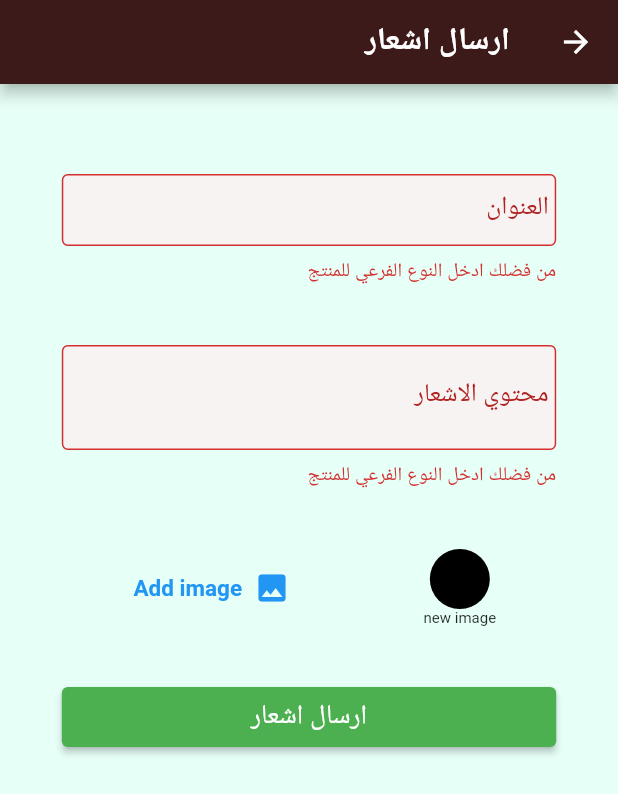
After one commit to bedo368/on-the-bon, a Flutter app: the SendNotificationScreen screen opened by its route, after a tap on "ارسال اشعار", on a phone screen of 412 x 824 dp. The commit adds this screen. Shown: the top 794 px of the screen. Run offline on Flutter 3.47's test engine with Material 2 defaults, Android fonts, the phone set to English and light mode, and no system bars; our stand-ins replace cached_network_image, cloud_firestore, curved_navigation_bar, firebase_auth, firebase_core, firebase_messaging and 9 more; missing offline and left inert: firebase_app_check; accounts and stored records are empty; Roboto replaces fonts that are missing (Itim).

Commit message:
implementing basic user notification

```diff
--- a/lib/screens/add_product_screens/widets/add_product_forms.dart
+++ b/lib/screens/add_product_screens/widets/add_product_forms.dart
@@ -312,7 +312,6 @@ InputDecoration formInputDecortion(
   return InputDecoration(
     contentPadding: const EdgeInsets.only(left: 20, top: 5, bottom: 5),
     fillColor: const Color.fromARGB(255, 247, 243, 243),
-    floatingLabelAlignment: FloatingLabelAlignment.center,
     labelStyle: TextStyle(color: Theme.of(context).colorScheme.secondary),
     filled: true,
     label: Container(
--- a/lib/screens/orders_screen/widgets/orders_item.dart
+++ b/lib/screens/orders_screen/widgets/orders_item.dart
@@ -28,7 +28,6 @@ class OrderItem extends StatelessWidget {
         color: Colors.white,
       ),
       margin: const EdgeInsets.only(bottom: 30),
-      child: SingleChildScrollView(
       child: Padding(
         padding: const EdgeInsets.symmetric(horizontal: 5, vertical: 15),
         child: Column(
@@ -207,7 +206,6 @@ class OrderItem extends StatelessWidget {
           ],
         ),
       ),
-      ),
     );
   }
 }
--- /dev/null
+++ b/lib/screens/send_notification_screen/notification_from.dart
@@ -0,0 +1,97 @@
+import 'package:flutter/material.dart';
+import 'package:on_the_bon/global_widgets/image_picker.dart';
+import 'package:on_the_bon/screens/add_product_screens/widets/add_product_forms.dart';
+import 'package:on_the_bon/service/manage_notification.dart';
+
+class NotificationForm extends StatelessWidget {
+  const NotificationForm({
+    Key? key,
+  }) : super(key: key);
+
+  static GlobalKey<FormState> formKey = GlobalKey();
+  @override
+  Widget build(BuildContext context) {
+    final Map<String, dynamic> formData = {};
+    Future<void> formSubmit() async {
+      formKey.currentState!.save();
+
+      if (!formKey.currentState!.validate()) {
+        return;
+      }
+      try {
+        await NotificationApi.sendNotification(
+            title: formData["title"],
+            content: formData["content"],
+            image: formData["image"]);
+      } catch (e) {
+        rethrow;
+      }
+    }
+
+    return Form(
+      autovalidateMode: AutovalidateMode.onUserInteraction,
+      key: formKey,
+      child: Column(
+        children: [
+          Container(
+            margin: const EdgeInsets.only(top: 20),
+            width: MediaQuery.of(context).size.width * .8,
+            child: TextFormField(
+              validator: (value) {
+                if (value!.isEmpty) {
+                  return "من فضلك ادخل النوع الفرعي للمنتج";
+                } else if (value.length < 4) {
+                  return "النوع الفرعي قصير للغايه ";
+                }
+
+                return null;
+              },
+              onSaved: (value) {
+                formData["title"] = value;
+              },
+              decoration: formInputDecortion("العنوان", context),
+            ),
+          ),
+          Container(
+            margin: const EdgeInsets.only(top: 40),
+            width: MediaQuery.of(context).size.width * .8,
+            child: TextFormField(
+              maxLines: 3,
+              validator: (value) {
+                if (value!.isEmpty) {
+                  return "من فضلك ادخل النوع الفرعي للمنتج";
+                } else if (value.length < 10) {
+                  return "النوع الفرعي قصير للغايه ";
+                }
+
+                return null;
+              },
+              onSaved: (value) {
+                formData["content"] = value;
+              },
+              decoration: formInputDecortion("محتوي الاشعار", context),
+            ),
+          ),
+          Container(
+            margin: const EdgeInsets.only(top: 40),
+            child: ImagePickerWedgit((pickedImagefn) {
+              formData["image"] = pickedImagefn;
+            }),
+          ),
+          Container(
+            width: MediaQuery.of(context).size.width * .8,
+            height: 40,
+            margin: const EdgeInsets.only(top: 40),
+            child: ElevatedButton(
+              style: ElevatedButton.styleFrom(
+                backgroundColor: Colors.green,
+              ),
+              onPressed: formSubmit,
+              child: const Text("ارسال اشعار"),
+            ),
+          )
+        ],
+      ),
+    );
+  }
+}
--- /dev/null
+++ b/lib/screens/send_notification_screen/send_notification_screen.dart
@@ -0,0 +1,24 @@
+import 'package:flutter/material.dart';
+import 'package:on_the_bon/screens/send_notification_screen/notification_from.dart';
+
+class SendNotificationScreen extends StatelessWidget {
+  const SendNotificationScreen({super.key});
+  static String routeName = "/send-notification";
+  @override
+  Widget build(BuildContext context) {
+    return Scaffold(
+      appBar: AppBar(
+        title: const Text("ارسال اشعار"),
+        backgroundColor: Theme.of(context).primaryColor,
+      ),
+      body: Container(
+        margin: const EdgeInsets.only(top: 40),
+        height: MediaQuery.of(context).size.height,
+        child: const SingleChildScrollView(
+            child: Center(
+          child: NotificationForm(),
+        )),
+      ),
+    );
+  }
+}
--- /dev/null
+++ b/lib/service/manage_notification.dart
@@ -0,0 +1,60 @@
+import 'dart:io';
+
+import 'package:cloud_firestore/cloud_firestore.dart';
+import 'package:firebase_messaging/firebase_messaging.dart';
+import 'package:firebase_storage/firebase_storage.dart';
+import 'package:flutter_local_notifications/flutter_local_notifications.dart';
+
+class NotificationApi {
+  final flutterNotificationPlugin = FlutterLocalNotificationsPlugin();
+  static Future<void> requestPermission() async {
+    await FirebaseMessaging.instance.requestPermission(
+      alert: true,
+      announcement: true,
+      badge: true,
+      carPlay: true,
+      criticalAlert: true,
+      provisional: true,
+      sound: true,
+    );
+  }
+
+  static Future<void> setUpMainNotificationChannel() async {
+    // final androidINitiazize =
+    //     const AndroidInitializationSettings('@mipamp/ic_launcher');
+
+    // final initializetionSettings =
+    //     InitializationSettings(android: androidINitiazize);
+    // flutterNotificationPlugin.initialize(initializetionSettings);
+    const AndroidNotificationChannel channel = AndroidNotificationChannel(
+        'main_notification_channel', // id
+        'main chennel', // title
+        importance: Importance.max,
+        sound: RawResourceAndroidNotificationSound("notification"));
+    final FlutterLocalNotificationsPlugin flutterLocalNotificationsPlugin =
+        FlutterLocalNotificationsPlugin();
+    await flutterLocalNotificationsPlugin
+        .resolvePlatformSpecificImplementation<
+            AndroidFlutterLocalNotificationsPlugin>()
+        ?.createNotificationChannel(channel);
+  }
+
+  static Future<void> sendNotification(
+      {required String title, required String content, File? image}) async {
+    final ref = FirebaseStorage.instance
+        .ref()
+        .child("notification_images")
+        .child("${DateTime.now()}.png");
+
+    if (image != null) {
+      await ref.putFile(image);
+    }
+
+    final url =  image == null ? "" : await ref.getDownloadURL();
+    await FirebaseFirestore.instance
+        .collection("notifications")
+        .add({"title": title, "content": content, "imageUrl": url});
+
+
+  }
+}
```
Also changed, not shown: lib/data/helper/auth.dart (+16 -0 lines), lib/data/helper/subscribe_to_admin.dart (deleted, +0 -17 lines), lib/data/helper/subscribe_to_topic.dart (added, +25 -0 lines), lib/data/providers/porducts_provider.dart (+13 -8 lines), lib/global_widgets/main_drawer.dart (+12 -0 lines), lib/main.dart (+13 -26 lines), lib/screens/favorite_screen/favorite_screen.dart (+7 -0 lines), lib/screens/home_screen/home_screen.dart (+16 -3 lines), lib/screens/home_screen/widgets/product_graid.dart (+7 -0 lines), lib/screens/home_screen/widgets/products_filter/floating_sky_for_faivorite_element.dart (+7 -0 lines), 2 other files. Lines whose indentation alone changed are shown as unchanged.
